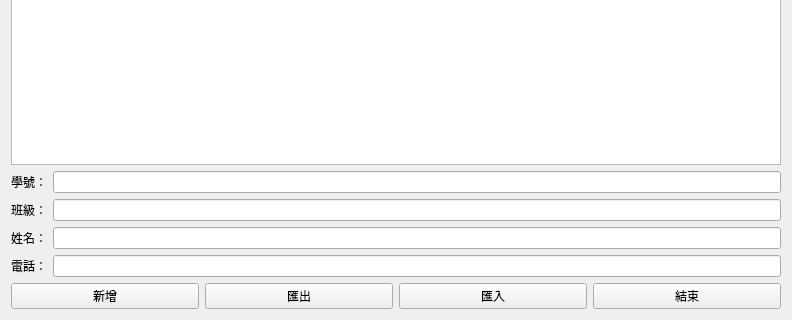
Above: mywidget.ui from kim645631/ContactBook before the change; both pictures show x 0 to 792 and y 287 to 607 of the 792 by 607 pixel window. Below: the same form after it.
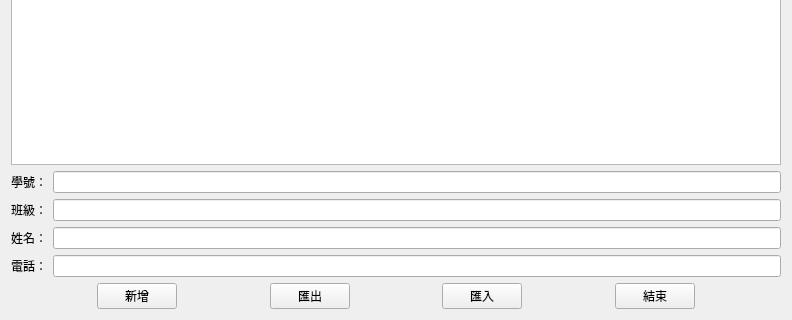
That is the form after the change.

The edit to the form file:
```diff
--- a/mywidget.ui
+++ b/mywidget.ui
@@ -67,6 +67,19 @@
    </item>
    <item row="1" column="0">
     <layout class="QHBoxLayout" name="horizontalLayout">
+     <item>
+      <spacer name="horizontalSpacer">
+       <property name="orientation">
+        <enum>Qt::Orientation::Horizontal</enum>
+       </property>
+       <property name="sizeHint" stdset="0">
+        <size>
+         <width>40</width>
+         <height>20</height>
+        </size>
+       </property>
+      </spacer>
+     </item>
      <item>
       <widget class="QPushButton" name="pushButton_2">
        <property name="text">
@@ -74,6 +87,19 @@
        </property>
       </widget>
      </item>
+     <item>
+      <spacer name="horizontalSpacer_2">
+       <property name="orientation">
+        <enum>Qt::Orientation::Horizontal</enum>
+       </property>
+       <property name="sizeHint" stdset="0">
+        <size>
+         <width>40</width>
+         <height>20</height>
+        </size>
+       </property>
+      </spacer>
+     </item>
      <item>
       <widget class="QPushButton" name="pushButton">
        <property name="text">
@@ -81,6 +107,19 @@
        </property>
       </widget>
      </item>
+     <item>
+      <spacer name="horizontalSpacer_3">
+       <property name="orientation">
+        <enum>Qt::Orientation::Horizontal</enum>
+       </property>
+       <property name="sizeHint" stdset="0">
+        <size>
+         <width>40</width>
+         <height>20</height>
+        </size>
+       </property>
+      </spacer>
+     </item>
      <item>
       <widget class="QPushButton" name="pushButton_3">
        <property name="text">
@@ -88,6 +127,19 @@
        </property>
       </widget>
      </item>
+     <item>
+      <spacer name="horizontalSpacer_4">
+       <property name="orientation">
+        <enum>Qt::Orientation::Horizontal</enum>
+       </property>
+       <property name="sizeHint" stdset="0">
+        <size>
+         <width>40</width>
+         <height>20</height>
+        </size>
+       </property>
+      </spacer>
+     </item>
      <item>
       <widget class="QPushButton" name="pushButton_4">
        <property name="text">
@@ -95,6 +147,19 @@
        </property>
       </widget>
      </item>
+     <item>
+      <spacer name="horizontalSpacer_5">
+       <property name="orientation">
+        <enum>Qt::Orientation::Horizontal</enum>
+       </property>
+       <property name="sizeHint" stdset="0">
+        <size>
+         <width>40</width>
+         <height>20</height>
+        </size>
+       </property>
+      </spacer>
+     </item>
     </layout>
    </item>
   </layout>
```
